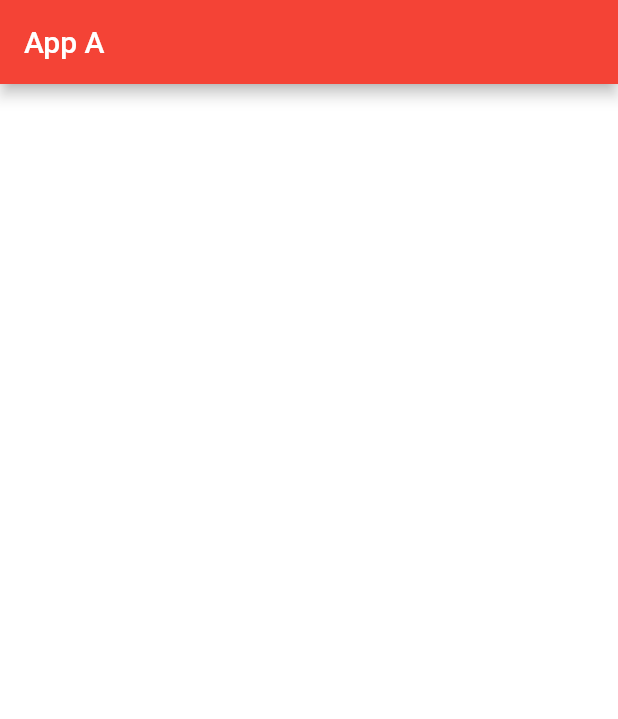
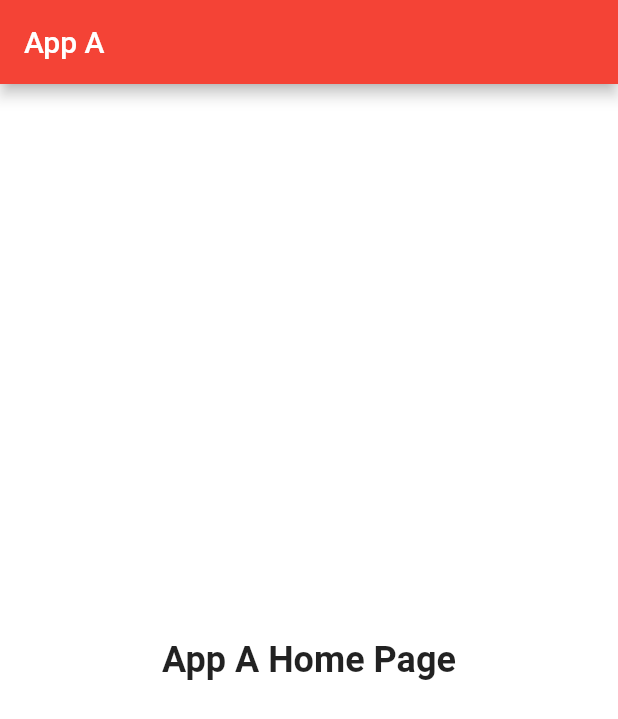
Before and after one commit to Limvunhoy/app_a, a Flutter app: the screen it shows after launch, on a phone screen of 412 x 824 dp. Shown: the top 719 px of the screen. Run offline on Flutter 3.47's test engine with Material 2 defaults, Android fonts, the light colour scheme and no system bars.

Commit message:
feat: design home page

```diff
--- /dev/null
+++ b/lib/feature/view/home_page.dart
@@ -0,0 +1,26 @@
+import 'package:flutter/material.dart';
+
+class HomePage extends StatelessWidget {
+  const HomePage({Key? key}) : super(key: key);
+
+  @override
+  Widget build(BuildContext context) {
+    return Scaffold(
+      appBar: AppBar(
+          title: const Text("App A"),
+          backgroundColor: Colors.red,
+          foregroundColor: Colors.white),
+      body: Container(
+        color: Colors.white,
+        alignment: Alignment.center,
+        child: const Text(
+          "App A Home Page",
+          style: TextStyle(
+            fontSize: 24.0,
+            fontWeight: FontWeight.w700,
+          ),
+        ),
+      ),
+    );
+  }
+}
--- a/lib/main.dart
+++ b/lib/main.dart
@@ -1,3 +1,4 @@
+import 'package:app_a/feature/view/home_page.dart';
 import 'package:flutter/material.dart';
 
 void main() {
@@ -24,40 +25,7 @@
         // is not restarted.
         primarySwatch: Colors.blue,
       ),
-      home: const MyHomePage(title: 'App A'),
+      home: const HomePage(),
     );
   }
 }
-
-class MyHomePage extends StatefulWidget {
-  const MyHomePage({Key? key, required this.title}) : super(key: key);
-
-  // This widget is the home page of your application. It is stateful, meaning
-  // that it has a State object (defined below) that contains fields that affect
-  // how it looks.
-
-  // This class is the configuration for the state. It holds the values (in this
-  // case the title) provided by the parent (in this case the App widget) and
-  // used by the build method of the State. Fields in a Widget subclass are
-  // always marked "final".
-
-  final String title;
-
-  @override
-  State<MyHomePage> createState() => _MyHomePageState();
-}
-
-class _MyHomePageState extends State<MyHomePage> {
-  @override
-  Widget build(BuildContext context) {
-    return Scaffold(
-      appBar: AppBar(
-        title: Text(widget.title),
-        backgroundColor: Colors.red,
-      ),
-      body: Container(
-        color: Colors.white,
-      ),
-    );
-  }
-}
```
